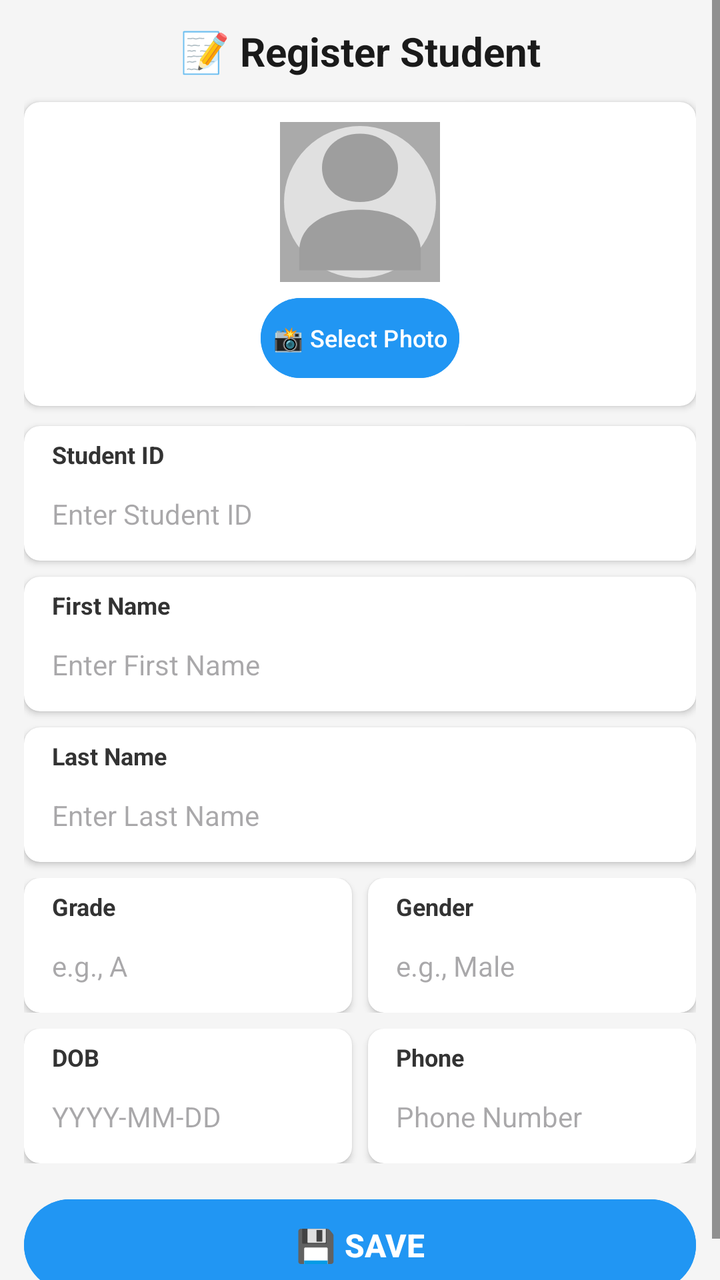
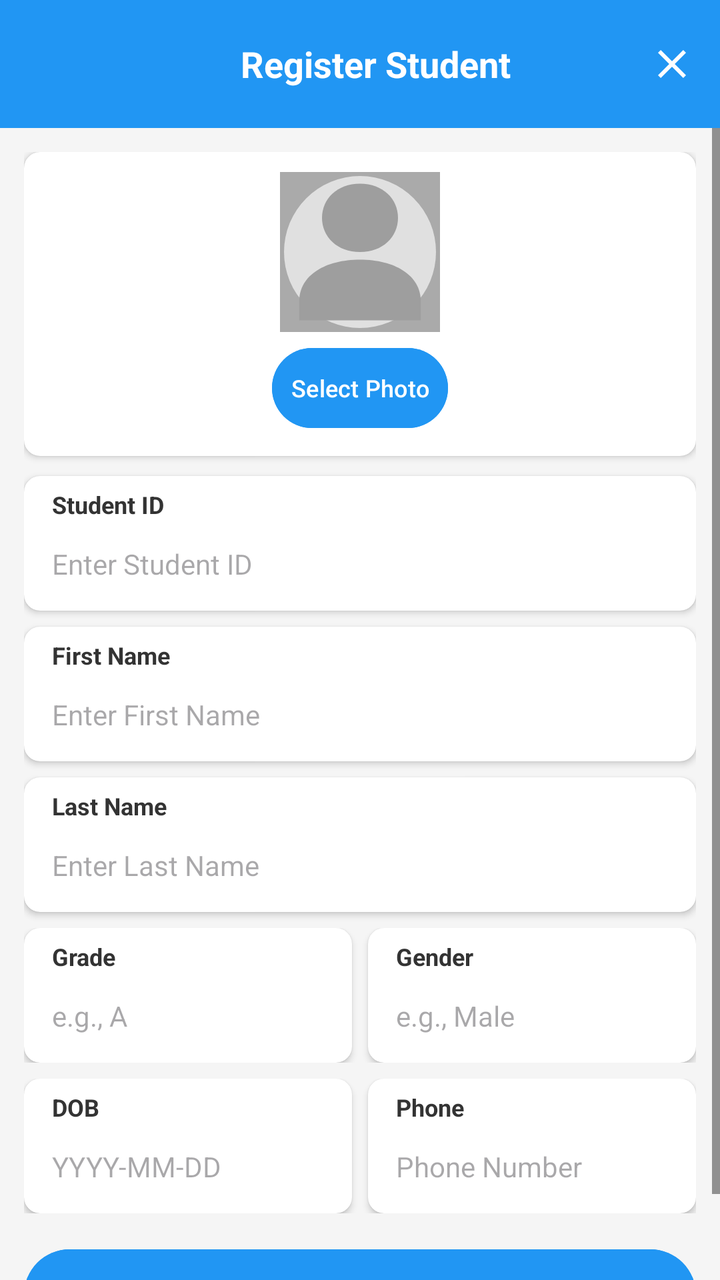

Compare the two renders of this Android layout. The source of the first and the diff that turns it into the second are given below.
<!-- AndroidManifest.xml: application theme Theme.StudentApplication -->
<!-- res/layout/activity_student_registration.xml -->
<?xml version="1.0" encoding="utf-8"?>
<RelativeLayout xmlns:android="http://schemas.android.com/apk/res/android"
    xmlns:app="http://schemas.android.com/apk/res-auto"
    android:layout_width="match_parent"
    android:layout_height="match_parent"
    android:background="#F5F5F5">

  <ScrollView
      android:id="@+id/scrollView"
      android:layout_width="match_parent"
      android:layout_height="match_parent"
      android:fillViewport="true"
      android:scrollbars="vertical"
      android:isScrollContainer="true">

    <LinearLayout
        android:layout_width="match_parent"
        android:layout_height="wrap_content"
        android:orientation="vertical"
        android:padding="12dp"
        android:paddingBottom="60dp">

      
      <TextView
          android:layout_width="match_parent"
          android:layout_height="wrap_content"
          android:text="📝 Register Student"
          android:textSize="20sp"
          android:textStyle="bold"
          android:textColor="#1A1A1A"
          android:gravity="center"
          android:layout_marginBottom="12dp" />

      
      <androidx.cardview.widget.CardView
          android:layout_width="match_parent"
          android:layout_height="wrap_content"
          app:cardCornerRadius="8dp"
          app:cardElevation="2dp"
          android:layout_marginBottom="10dp">

        <LinearLayout
            android:layout_width="match_parent"
            android:layout_height="wrap_content"
            android:orientation="vertical"
            android:gravity="center"
            android:padding="10dp">

          <ImageView
              android:id="@+id/ivProfileImage"
              android:layout_width="80dp"
              android:layout_height="80dp"
              android:src="@drawable/ic_default_profile"
              android:scaleType="centerCrop"
              android:layout_marginBottom="4dp"
              android:background="@android:color/darker_gray"
              android:padding="2dp" />

          <Button
              android:id="@+id/btnSelectImage"
              android:layout_width="wrap_content"
              android:layout_height="wrap_content"
              android:text="📸 Select Photo"
              android:textSize="12sp"
              android:backgroundTint="#2196F3"
              android:padding="6dp" />

        </LinearLayout>
      </androidx.cardview.widget.CardView>

      
      <androidx.cardview.widget.CardView
          android:layout_width="match_parent"
          android:layout_height="wrap_content"
          app:cardCornerRadius="8dp"
          app:cardElevation="2dp"
          android:layout_marginBottom="8dp">

        <LinearLayout
            android:layout_width="match_parent"
            android:layout_height="wrap_content"
            android:orientation="vertical"
            android:padding="2dp">

          <TextView
              android:layout_width="match_parent"
              android:layout_height="wrap_content"
              android:text="Student ID"
              android:textSize="12sp"
              android:textStyle="bold"
              android:textColor="#333333"
              android:layout_marginStart="12dp"
              android:layout_marginTop="4dp" />

          <EditText
              android:id="@+id/etStudentId"
              android:layout_width="match_parent"
              android:layout_height="wrap_content"
              android:hint="Enter Student ID"
              android:inputType="text"
              android:padding="12dp"
              android:background="@android:color/transparent"
              android:textSize="14sp" />

        </LinearLayout>
      </androidx.cardview.widget.CardView>

      
      <androidx.cardview.widget.CardView
          android:layout_width="match_parent"
          android:layout_height="wrap_content"
          app:cardCornerRadius="8dp"
          app:cardElevation="2dp"
          android:layout_marginBottom="8dp">

        <LinearLayout
            android:layout_width="match_parent"
            android:layout_height="wrap_content"
            android:orientation="vertical"
            android:padding="2dp">

          <TextView
              android:layout_width="match_parent"
              android:layout_height="wrap_content"
              android:text="First Name"
              android:textSize="12sp"
              android:textStyle="bold"
              android:textColor="#333333"
              android:layout_marginStart="12dp"
              android:layout_marginTop="4dp" />

          <EditText
              android:id="@+id/etFirstName"
              android:layout_width="match_parent"
              android:layout_height="wrap_content"
              android:hint="Enter First Name"
              android:inputType="textPersonName"
              android:padding="12dp"
              android:background="@android:color/transparent"
              android:textSize="14sp" />

        </LinearLayout>
      </androidx.cardview.widget.CardView>

      
      <androidx.cardview.widget.CardView
          android:layout_width="match_parent"
          android:layout_height="wrap_content"
          app:cardCornerRadius="8dp"
          app:cardElevation="2dp"
          android:layout_marginBottom="8dp">

        <LinearLayout
            android:layout_width="match_parent"
            android:layout_height="wrap_content"
            android:orientation="vertical"
            android:padding="2dp">

          <TextView
              android:layout_width="match_parent"
              android:layout_height="wrap_content"
              android:text="Last Name"
              android:textSize="12sp"
              android:textStyle="bold"
              android:textColor="#333333"
              android:layout_marginStart="12dp"
              android:layout_marginTop="4dp" />

          <EditText
              android:id="@+id/etLastName"
              android:layout_width="match_parent"
              android:layout_height="wrap_content"
              android:hint="Enter Last Name"
              android:inputType="textPersonName"
              android:padding="12dp"
              android:background="@android:color/transparent"
              android:textSize="14sp" />

        </LinearLayout>
      </androidx.cardview.widget.CardView>

      
      <LinearLayout
          android:layout_width="match_parent"
          android:layout_height="wrap_content"
          android:orientation="horizontal"
          android:layout_marginBottom="8dp">

        <androidx.cardview.widget.CardView
            android:layout_width="0dp"
            android:layout_height="wrap_content"
            android:layout_weight="1"
            android:layout_marginEnd="4dp"
            app:cardCornerRadius="8dp"
            app:cardElevation="2dp">

          <LinearLayout
              android:layout_width="match_parent"
              android:layout_height="wrap_content"
              android:orientation="vertical"
              android:padding="2dp">

            <TextView
                android:layout_width="match_parent"
                android:layout_height="wrap_content"
                android:text="Grade"
                android:textSize="12sp"
                android:textStyle="bold"
                android:textColor="#333333"
                android:layout_marginStart="12dp"
                android:layout_marginTop="4dp" />

            <EditText
                android:id="@+id/etGrade"
                android:layout_width="match_parent"
                android:layout_height="wrap_content"
                android:hint="e.g., A"
                android:inputType="text"
                android:padding="12dp"
                android:background="@android:color/transparent"
                android:textSize="14sp" />

          </LinearLayout>
        </androidx.cardview.widget.CardView>

        <androidx.cardview.widget.CardView
            android:layout_width="0dp"
            android:layout_height="wrap_content"
            android:layout_weight="1"
            android:layout_marginStart="4dp"
            app:cardCornerRadius="8dp"
            app:cardElevation="2dp">

          <LinearLayout
              android:layout_width="match_parent"
              android:layout_height="wrap_content"
              android:orientation="vertical"
              android:padding="2dp">

            <TextView
                android:layout_width="match_parent"
                android:layout_height="wrap_content"
                android:text="Gender"
                android:textSize="12sp"
                android:textStyle="bold"
                android:textColor="#333333"
                android:layout_marginStart="12dp"
                android:layout_marginTop="4dp" />

            <EditText
                android:id="@+id/etGender"
                android:layout_width="match_parent"
                android:layout_height="wrap_content"
                android:hint="e.g., Male"
                android:inputType="text"
                android:padding="12dp"
                android:background="@android:color/transparent"
                android:textSize="14sp" />

          </LinearLayout>
        </androidx.cardview.widget.CardView>

      </LinearLayout>

      
      <LinearLayout
          android:layout_width="match_parent"
          android:layout_height="wrap_content"
          android:orientation="horizontal"
          android:layout_marginBottom="10dp">

        <androidx.cardview.widget.CardView
            android:layout_width="0dp"
            android:layout_height="wrap_content"
            android:layout_weight="1"
            android:layout_marginEnd="4dp"
            app:cardCornerRadius="8dp"
            app:cardElevation="2dp">

          <LinearLayout
              android:layout_width="match_parent"
              android:layout_height="wrap_content"
              android:orientation="vertical"
              android:padding="2dp">

            <TextView
                android:layout_width="match_parent"
                android:layout_height="wrap_content"
                android:text="DOB"
                android:textSize="12sp"
                android:textStyle="bold"
                android:textColor="#333333"
                android:layout_marginStart="12dp"
                android:layout_marginTop="4dp" />

            <EditText
                android:id="@+id/etDateOfBirth"
                android:layout_width="match_parent"
                android:layout_height="wrap_content"
                android:hint="YYYY-MM-DD"
                android:inputType="date"
                android:padding="12dp"
                android:background="@android:color/transparent"
                android:textSize="14sp" />

          </LinearLayout>
        </androidx.cardview.widget.CardView>

        <androidx.cardview.widget.CardView
            android:layout_width="0dp"
            android:layout_height="wrap_content"
            android:layout_weight="1"
            android:layout_marginStart="4dp"
            app:cardCornerRadius="8dp"
            app:cardElevation="2dp">

          <LinearLayout
              android:layout_width="match_parent"
              android:layout_height="wrap_content"
              android:orientation="vertical"
              android:padding="2dp">

            <TextView
                android:layout_width="match_parent"
                android:layout_height="wrap_content"
                android:text="Phone"
                android:textSize="12sp"
                android:textStyle="bold"
                android:textColor="#333333"
                android:layout_marginStart="12dp"
                android:layout_marginTop="4dp" />

            <EditText
                android:id="@+id/etPhone"
                android:layout_width="match_parent"
                android:layout_height="wrap_content"
                android:hint="Phone Number"
                android:inputType="phone"
                android:padding="12dp"
                android:background="@android:color/transparent"
                android:textSize="14sp" />

          </LinearLayout>
        </androidx.cardview.widget.CardView>

      </LinearLayout>

      
      <Button
          android:id="@+id/btnSave"
          android:layout_width="match_parent"
          android:layout_height="wrap_content"
          android:text="💾 SAVE"
          android:textSize="16sp"
          android:textStyle="bold"
          android:textColor="@android:color/white"
          android:backgroundTint="#2196F3"
          android:padding="12dp"
          android:layout_marginTop="4dp" />

    </LinearLayout>
  </ScrollView>
</RelativeLayout>
<!-- resources referenced by this layout -->
<resources>
  <!-- drawable ic_default_profile (drawable) -->
  <?xml version="1.0" encoding="utf-8"?>
  <vector xmlns:android="http://schemas.android.com/apk/res/android"
      android:width="200dp"
      android:height="200dp"
      android:viewportWidth="200"
      android:viewportHeight="200">
  
      
      <path
          android:fillColor="#E0E0E0"
          android:pathData="M100,100m-100,0a100,100 0,1 1,200 0a100,100 0,1 1,-200 0" />
  
      
      <path
          android:fillColor="#9E9E9E"
          android:pathData="M100,100 C70,100 50,80 50,55 C50,30 70,10 100,10 C130,10 150,30 150,55 C150,80 130,100 100,100 Z" />
  
      <path
          android:fillColor="#9E9E9E"
          android:pathData="M100,110 C55,110 20,130 20,165 L20,190 L180,190 L180,165 C180,130 145,110 100,110 Z" />
  
  </vector>
  <style name="Theme.StudentApplication" parent="Base.Theme.StudentApplication" />
  <style name="Base.Theme.StudentApplication" parent="Theme.Material3.DayNight.NoActionBar">
          
          <item name="colorPrimary">@color/colorPrimary</item>
          <item name="colorPrimaryContainer">@color/colorPrimaryLight</item>
          <item name="colorOnPrimary">@android:color/white</item>
          
          
          <item name="colorSecondary">@color/colorAccent</item>
          <item name="colorOnSecondary">@android:color/white</item>
          
          
          <item name="android:statusBarColor">@color/colorPrimaryDark</item>
          
          
          <item name="android:windowBackground">@android:color/white</item>
          
          
          <item name="android:textColorPrimary">@color/textPrimary</item>
          <item name="android:textColorSecondary">@color/textSecondary</item>
      </style>
  <color name="colorPrimary">#2196F3</color>
  <color name="colorPrimaryLight">#BBDEFB</color>
  <color name="colorAccent">#FF4081</color>
  <color name="colorPrimaryDark">#1976D2</color>
  <color name="textPrimary">#1A1A1A</color>
  <color name="textSecondary">#333333</color>
</resources>

<!-- the commit's change to res/layout/activity_student_registration.xml (unified diff, before → after) -->
@@ -1,17 +1,56 @@
 <?xml version="1.0" encoding="utf-8"?>
-<RelativeLayout xmlns:android="http://schemas.android.com/apk/res/android"
+<LinearLayout xmlns:android="http://schemas.android.com/apk/res/android"
     xmlns:app="http://schemas.android.com/apk/res-auto"
+    android:id="@+id/registrationRoot"
     android:layout_width="match_parent"
     android:layout_height="match_parent"
+    android:orientation="vertical"
     android:background="#F5F5F5">
+
+  
+  <androidx.appcompat.widget.Toolbar
+      android:id="@+id/toolbar"
+      android:layout_width="match_parent"
+      android:layout_height="?attr/actionBarSize"
+      android:background="@color/colorPrimary"
+      android:theme="@style/ThemeOverlay.AppCompat.Dark.ActionBar"
+      android:elevation="4dp"
+      android:navigationIcon="?attr/homeAsUpIndicator"
+      android:navigationContentDescription="Back">
+
+    <RelativeLayout
+        android:layout_width="match_parent"
+        android:layout_height="match_parent">
+
+      <TextView
+          android:layout_width="wrap_content"
+          android:layout_height="wrap_content"
+          android:layout_centerInParent="true"
+          android:text="Register Student"
+          android:textSize="18sp"
+          android:textColor="@android:color/white"
+          android:textStyle="bold" />
+
+      <ImageView
+          android:id="@+id/ivClose"
+          android:layout_width="48dp"
+          android:layout_height="48dp"
+          android:layout_alignParentEnd="true"
+          android:layout_centerVertical="true"
+          android:padding="12dp"
+          android:src="@drawable/ic_close_white"
+          android:contentDescription="Close"
+          android:background="?attr/selectableItemBackgroundBorderless" />
+
+    </RelativeLayout>
+  </androidx.appcompat.widget.Toolbar>
 
   <ScrollView
       android:id="@+id/scrollView"
       android:layout_width="match_parent"
       android:layout_height="match_parent"
       android:fillViewport="true"
-      android:scrollbars="vertical"
-      android:isScrollContainer="true">
+      android:scrollbars="vertical">
 
     <LinearLayout
         android:layout_width="match_parent"
@@ -19,17 +58,6 @@
         android:orientation="vertical"
         android:padding="12dp"
         android:paddingBottom="60dp">
-
-      
-      <TextView
-          android:layout_width="match_parent"
-          android:layout_height="wrap_content"
-          android:text="📝 Register Student"
-          android:textSize="20sp"
-          android:textStyle="bold"
-          android:textColor="#1A1A1A"
-          android:gravity="center"
-          android:layout_marginBottom="12dp" />
 
       
       <androidx.cardview.widget.CardView
@@ -60,7 +88,7 @@
               android:id="@+id/btnSelectImage"
               android:layout_width="wrap_content"
               android:layout_height="wrap_content"
-              android:text="📸 Select Photo"
+              android:text="Select Photo"
               android:textSize="12sp"
               android:backgroundTint="#2196F3"
               android:padding="6dp" />
@@ -350,7 +378,7 @@
           android:id="@+id/btnSave"
           android:layout_width="match_parent"
           android:layout_height="wrap_content"
-          android:text="💾 SAVE"
+          android:text="SAVE"
           android:textSize="16sp"
           android:textStyle="bold"
           android:textColor="@android:color/white"
@@ -360,4 +388,5 @@
 
     </LinearLayout>
   </ScrollView>
-</RelativeLayout>
+
+</LinearLayout>
<!-- resource entries referenced after the edit -->
@@ -45,6 +45,16 @@
           <item name="android:textColorSecondary">@color/textSecondary</item>
       </style>
   <color name="colorPrimary">#2196F3</color>
+  <!-- drawable ic_close_white (drawable) -->
+  ﻿<vector xmlns:android="http://schemas.android.com/apk/res/android"
+      android:width="24dp"
+      android:height="24dp"
+      android:viewportWidth="24"
+      android:viewportHeight="24">
+      <path
+          android:fillColor="#FFFFFF"
+          android:pathData="M19,6.41L17.59,5 12,10.59 6.41,5 5,6.41 10.59,12 5,17.59 6.41,19 12,13.41 17.59,19 19,17.59 13.41,12z" />
+  </vector>
   <color name="colorPrimaryLight">#BBDEFB</color>
   <color name="colorAccent">#FF4081</color>
   <color name="colorPrimaryDark">#1976D2</color>
